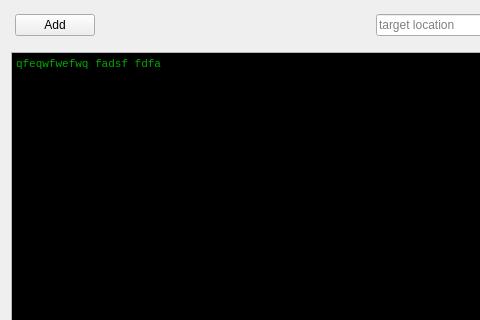
Above: TrayBuild/traybuild.ui from anteastra/TrayBuild before the change; both pictures show x 0 to 480 and y 0 to 320 of the 665 by 546 pixel window. Below: the same form after it.
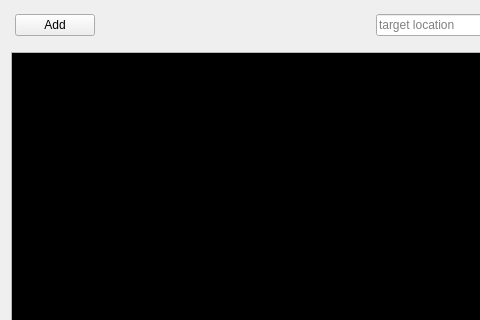
That is the form after the change.

What changed in the file:
```diff
--- a/TrayBuild/traybuild.ui
+++ b/TrayBuild/traybuild.ui
@@ -156,7 +156,7 @@
 &lt;html&gt;&lt;head&gt;&lt;meta name=&quot;qrichtext&quot; content=&quot;1&quot; /&gt;&lt;style type=&quot;text/css&quot;&gt;
 p, li { white-space: pre-wrap; }
 &lt;/style&gt;&lt;/head&gt;&lt;body style=&quot; font-family:'Consolas'; font-size:8.25pt; font-weight:600; font-style:normal;&quot;&gt;
-&lt;p style=&quot; margin-top:0px; margin-bottom:0px; margin-left:0px; margin-right:0px; -qt-block-indent:0; text-indent:0px;&quot;&gt;&lt;span style=&quot; font-family:'MS Shell Dlg 2'; font-size:8pt; font-weight:400;&quot;&gt;qfeqwfwefwq fadsf fdfa&lt;/span&gt;&lt;/p&gt;&lt;/body&gt;&lt;/html&gt;</string>
+&lt;p style=&quot;-qt-paragraph-type:empty; margin-top:0px; margin-bottom:0px; margin-left:0px; margin-right:0px; -qt-block-indent:0; text-indent:0px; font-size:8pt;&quot;&gt;&lt;br /&gt;&lt;/p&gt;&lt;/body&gt;&lt;/html&gt;</string>
       </property>
      </widget>
     </item>
```
